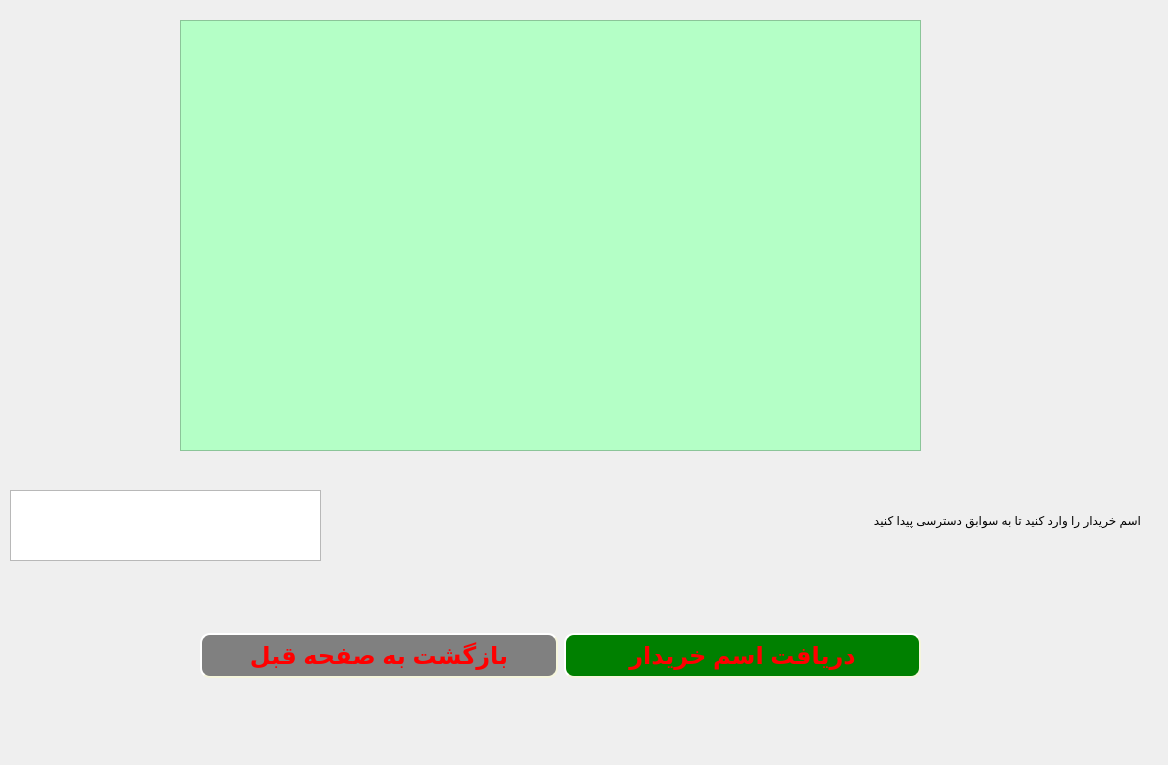
Old version of the form Project_Ap/listofclientforadmin.ui in the repository AP-projects-4001/metagoofill.
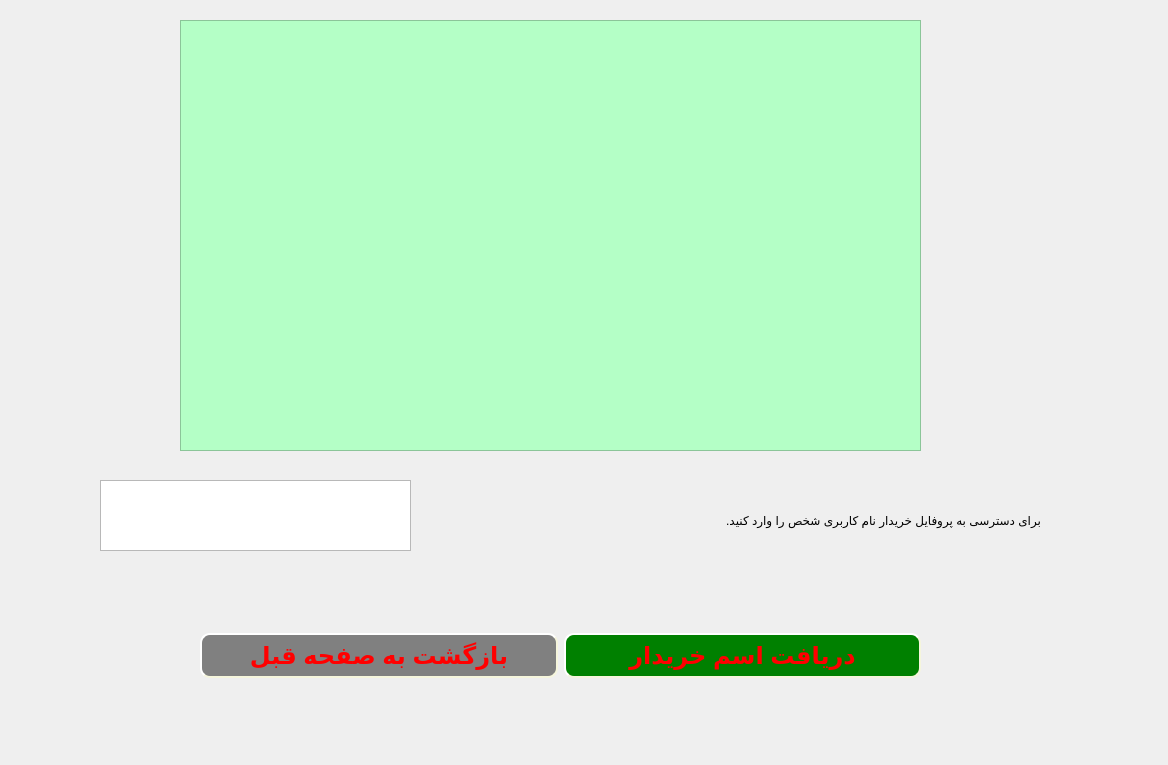
New version of the form.

Diff of the .ui file:
```diff
--- a/Project_Ap/listofclientforadmin.ui
+++ b/Project_Ap/listofclientforadmin.ui
@@ -16,8 +16,8 @@
   <widget class="QTextEdit" name="textEdit">
    <property name="geometry">
     <rect>
-     <x>10</x>
-     <y>490</y>
+     <x>100</x>
+     <y>480</y>
      <width>311</width>
      <height>71</height>
     </rect>
@@ -29,9 +29,9 @@
   <widget class="QLabel" name="label">
    <property name="geometry">
     <rect>
-     <x>340</x>
+     <x>520</x>
      <y>490</y>
-     <width>801</width>
+     <width>521</width>
      <height>61</height>
     </rect>
    </property>
@@ -39,7 +39,7 @@
     <string notr="true">font: 20pt &quot;MS Shell Dlg 2&quot;;</string>
    </property>
    <property name="text">
-    <string>اسم خریدار را وارد کنید تا به سوابق دسترسی پیدا کنید</string>
+    <string>برای دسترسی به پروفایل خریدار نام کاربری شخص را وارد کنید.</string>
    </property>
   </widget>
   <widget class="QWidget" name="layoutWidget">
```
Left out of the diff: 3 changed lines with no effect on the pictures.
